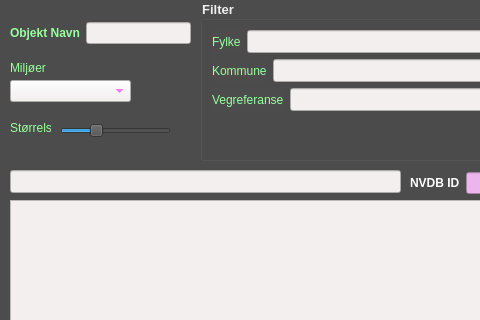
Above: nvdb_beta_dialog_base.ui from JACCCostring/NVDBPlugin before the change; both pictures show x 0 to 480 and y 0 to 320 of the 1112 by 510 pixel window. Below: the same form after it.
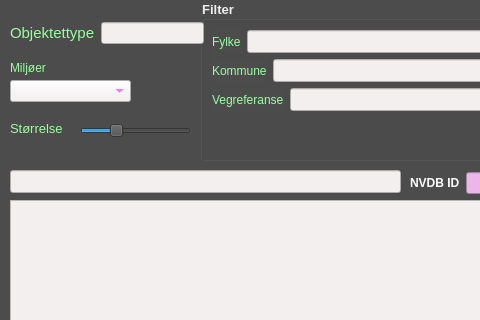
That is the form after the change. Icons and pictures are not drawn.

Patch:
```diff
--- a/nvdb_beta_dialog_base.ui
+++ b/nvdb_beta_dialog_base.ui
@@ -282,7 +282,7 @@
     <rect>
      <x>10</x>
      <y>20</y>
-     <width>181</width>
+     <width>194</width>
      <height>26</height>
     </rect>
    </property>
@@ -291,15 +291,16 @@
      <widget class="QLabel" name="nvdbIdLabel">
       <property name="font">
        <font>
-        <weight>75</weight>
-        <bold>true</bold>
+        <pointsize>11</pointsize>
+        <weight>50</weight>
+        <bold>false</bold>
        </font>
       </property>
       <property name="styleSheet">
        <string notr="true">color: rgb(151, 255, 158);</string>
       </property>
       <property name="text">
-       <string>Objekt Navn</string>
+       <string>Objektettype</string>
       </property>
      </widget>
     </item>
@@ -491,7 +492,7 @@
   <widget class="QSlider" name="changeObjectsSize">
    <property name="geometry">
     <rect>
-     <x>60</x>
+     <x>80</x>
      <y>120</y>
      <width>111</width>
      <height>22</height>
@@ -512,10 +513,15 @@
     <rect>
      <x>10</x>
      <y>120</y>
-     <width>41</width>
+     <width>71</width>
      <height>16</height>
     </rect>
    </property>
+   <property name="font">
+    <font>
+     <pointsize>10</pointsize>
+    </font>
+   </property>
    <property name="styleSheet">
     <string notr="true">color: rgb(151, 255, 158);</string>
    </property>
```
